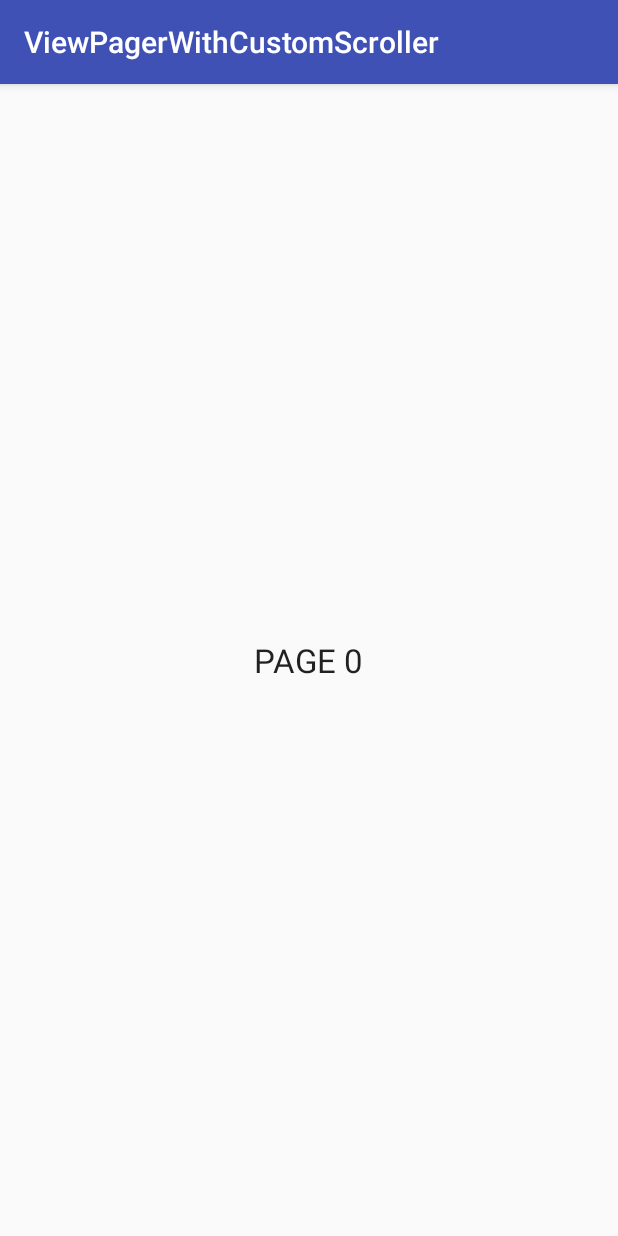
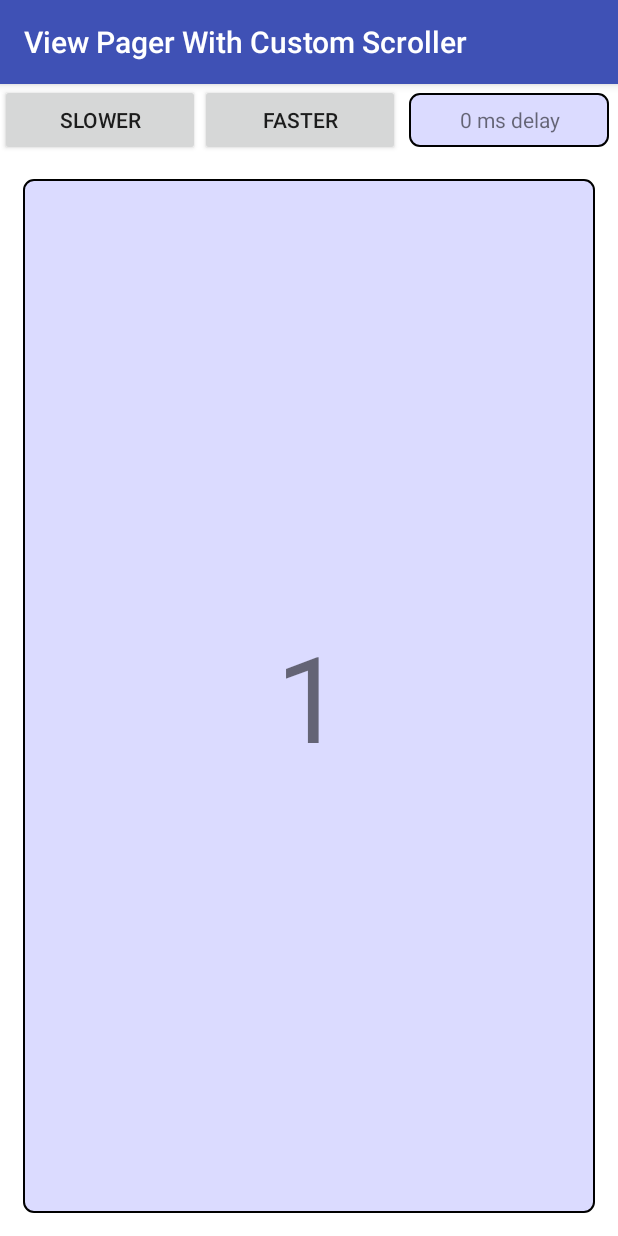
Before and after one commit to AntonioCappiello/view-pager-with-custom-scroller, an Android app: the screen it shows after launch (MainActivity), on a phone screen of 412 x 824 dp. Run offline under Robolectric (Android 15) with nearby library versions, the phone set to English and light mode, and no system bars.

Commit message:
Added buttons to control the speed of the animation

```diff
--- a/app/src/main/java/antoniocappiello/com/viewpagerwithcustomscroller/CustomScroller.java
+++ b/app/src/main/java/antoniocappiello/com/viewpagerwithcustomscroller/CustomScroller.java
@@ -1,7 +1,10 @@
-package antoniocappiello.com.viewpagerwithcustomscroller;/*
- * Created by a.cappiello on 23-10-2015 - 15:53.
- * Copyright (c) 2015. Coolblue. All rights reserved.
+/*
+ * Copyright (c) 2015. Antonio Cappiello
+ * www.antoniocappiello.com
  */
+
+package antoniocappiello.com.viewpagerwithcustomscroller;
+
 
 import android.content.Context;
 import android.view.animation.Interpolator;
@@ -9,6 +12,8 @@ import android.widget.Scroller;
 
 public class CustomScroller extends Scroller {
 
+    private static final int MIN = 0;
+    private static final int MAX = 3000;
     private int mDuration = 0;
 
     public CustomScroller(Context context, Interpolator interpolator, int duration) {
@@ -21,4 +26,20 @@ public class CustomScroller extends Scroller {
         // Ignore received duration, use fixed one instead
         super.startScroll(startX, startY, dx, dy, mDuration);
     }
+
+    public int getCustomDuration() {
+        return mDuration;
+    }
+
+    public void setCustomDuration(int customDuration) {
+        if(customDuration <= MIN) {
+            mDuration = MIN;
+        }
+        else if (customDuration >= MAX) {
+            mDuration = MAX;
+        }
+        else {
+            mDuration = customDuration;
+        }
+    }
 }
--- a/app/src/main/java/antoniocappiello/com/viewpagerwithcustomscroller/DemoPageFragment.java
+++ b/app/src/main/java/antoniocappiello/com/viewpagerwithcustomscroller/DemoPageFragment.java
@@ -1,7 +1,11 @@
-package antoniocappiello.com.viewpagerwithcustomscroller;/*
- * Created by a.cappiello on 23-10-2015 - 16:26.
- * Copyright (c) 2015. Coolblue. All rights reserved.
+/*
+ * Copyright (c) 2015. Antonio Cappiello
+ * www.antoniocappiello.com
  */
+
+package antoniocappiello.com.viewpagerwithcustomscroller;
+
+
 
 import android.os.Bundle;
 import android.support.v4.app.Fragment;
@@ -12,10 +16,16 @@ import android.widget.TextView;
 
 public class DemoPageFragment extends Fragment {
 
-    private final int position;
+    public static final String POSITION = "POSITION";
+    private int position;
 
-    public DemoPageFragment(int position) {
-        this.position = position;
+    public DemoPageFragment() {
+    }
+
+    @Override
+    public void onCreate(Bundle savedInstanceState) {
+        super.onCreate(savedInstanceState);
+        position = getArguments().getInt(POSITION);
     }
 
     @Override
@@ -24,7 +34,7 @@ public class DemoPageFragment extends Fragment {
         // Inflate the layout for this fragment
         View view = inflater.inflate(R.layout.demo_page_fragment, container, false);
         TextView pagePositionTextView = (TextView) view.findViewById(R.id.page_position);
-        pagePositionTextView.setText("PAGE " + position);
+        pagePositionTextView.setText("" + position);
         return view;
 
     }
--- a/app/src/main/java/antoniocappiello/com/viewpagerwithcustomscroller/DemoPagerAdapter.java
+++ b/app/src/main/java/antoniocappiello/com/viewpagerwithcustomscroller/DemoPagerAdapter.java
@@ -1,15 +1,20 @@
-package antoniocappiello.com.viewpagerwithcustomscroller;/*
- * Created by a.cappiello on 23-10-2015 - 16:23.
- * Copyright (c) 2015. Coolblue. All rights reserved.
+/*
+ * Copyright (c) 2015. Antonio Cappiello
+ * www.antoniocappiello.com
  */
 
+package antoniocappiello.com.viewpagerwithcustomscroller;
+
+
+
+import android.os.Bundle;
 import android.support.v4.app.Fragment;
 import android.support.v4.app.FragmentManager;
 import android.support.v4.app.FragmentStatePagerAdapter;
 
 public class DemoPagerAdapter extends FragmentStatePagerAdapter {
 
-    private static final int NUM_PAGES = 5; // number of pages for this example
+    private static final int NUM_PAGES = 10; // number of pages for this example
 
     public DemoPagerAdapter(FragmentManager fm) {
         super(fm);
@@ -17,7 +22,11 @@ public class DemoPagerAdapter extends FragmentStatePagerAdapter {
 
     @Override
     public Fragment getItem(int position) {
-        return new DemoPageFragment(position);
+        Bundle extras = new Bundle();
+        extras.putInt(DemoPageFragment.POSITION, position+1);
+        DemoPageFragment fragment = new DemoPageFragment();
+        fragment.setArguments(extras);
+        return fragment;
     }
 
     @Override
--- a/app/src/main/java/antoniocappiello/com/viewpagerwithcustomscroller/MainActivity.java
+++ b/app/src/main/java/antoniocappiello/com/viewpagerwithcustomscroller/MainActivity.java
@@ -1,3 +1,8 @@
+/*
+ * Copyright (c) 2015. Antonio Cappiello
+ * www.antoniocappiello.com
+ */
+
 package antoniocappiello.com.viewpagerwithcustomscroller;
 
 import android.os.Bundle;
@@ -5,15 +10,16 @@ import android.support.v4.view.PagerAdapter;
 import android.support.v4.view.ViewPager;
 import android.support.v7.app.AppCompatActivity;
 import android.support.v7.widget.Toolbar;
-import android.view.Menu;
-import android.view.MenuItem;
+import android.view.View;
 import android.view.animation.LinearInterpolator;
+import android.widget.TextView;
 
 import java.lang.reflect.Field;
 
 public class MainActivity extends AppCompatActivity {
 
-    private static final int SCROLL_DURATION = 600; // time in milliseconds
+    private CustomScroller customScroller;
+    private TextView durationView;
 
     @Override
     protected void onCreate(Bundle savedInstanceState) {
@@ -28,11 +34,13 @@ public class MainActivity extends AppCompatActivity {
         PagerAdapter mAdapter = new DemoPagerAdapter(getSupportFragmentManager());
         mPager.setAdapter(mAdapter);
 
+        durationView = (TextView) findViewById(R.id.duration_view);
+
     }
 
     private void setCustomScrollerToViewPager(ViewPager mPager) {
         try {
-            CustomScroller customScroller = new CustomScroller(this, new LinearInterpolator(), SCROLL_DURATION);
+            customScroller = new CustomScroller(this, new LinearInterpolator(), 0);
             Field mScroller = ViewPager.class.getDeclaredField("mScroller");
             mScroller.setAccessible(true);
             mScroller.set(mPager, customScroller);
@@ -44,25 +52,14 @@ public class MainActivity extends AppCompatActivity {
 
     }
 
-    @Override
-    public boolean onCreateOptionsMenu(Menu menu) {
-        // Inflate the menu; this adds items to the action bar if it is present.
-        getMenuInflater().inflate(R.menu.menu_main, menu);
-        return true;
+    public void addDelay(View view){
+        customScroller.setCustomDuration(customScroller.getCustomDuration() + 100);
+        durationView.setText(customScroller.getCustomDuration() + getString(R.string.delay));
     }
 
-    @Override
-    public boolean onOptionsItemSelected(MenuItem item) {
-        // Handle action bar item clicks here. The action bar will
-        // automatically handle clicks on the Home/Up button, so long
-        // as you specify a parent activity in AndroidManifest.xml.
-        int id = item.getItemId();
+    public void reduceDelay(View view){
+        customScroller.setCustomDuration(customScroller.getCustomDuration() - 100);
+        durationView.setText(customScroller.getCustomDuration() + getString(R.string.delay));
+    }
 
-        //noinspection SimplifiableIfStatement
-        if (id == R.id.action_settings) {
-            return true;
-        }
-
-        return super.onOptionsItemSelected(item);
-    }
 }
--- /dev/null
+++ b/app/src/main/res/drawable/purple_with_borders.xml
@@ -0,0 +1,12 @@
+<?xml version="1.0" encoding="utf-8"?>
+<shape xmlns:android="http://schemas.android.com/apk/res/android">
+
+    <corners android:radius="10px" />
+
+    <solid android:color="#DBDBFF" />
+
+    <stroke
+        android:width="1.5px"
+        android:color="@android:color/black" />
+
+</shape>
--- a/app/src/main/res/layout/content_main.xml
+++ b/app/src/main/res/layout/content_main.xml
@@ -7,10 +7,48 @@
     android:layout_height="match_parent"
     app:layout_behavior="@string/appbar_scrolling_view_behavior"
     tools:showIn="@layout/activity_main"
-    tools:context=".MainActivity">
+    tools:context=".MainActivity"
+    android:background="@android:color/white">
+
+    <LinearLayout
+        android:id="@+id/buttons_bar"
+        android:layout_width="match_parent"
+        android:layout_height="wrap_content"
+        android:orientation="horizontal">
+
+        <Button
+            android:onClick="addDelay"
+            android:layout_width="0dp"
+            android:layout_weight="1"
+            android:layout_height="match_parent"
+            android:text="@string/slower"
+            android:id="@+id/button_plus"/>
+
+        <Button
+            android:onClick="reduceDelay"
+            android:layout_width="0dp"
+            android:layout_weight="1"
+            android:layout_height="wrap_content"
+            android:text="@string/faster"
+            android:id="@+id/button_minus"/>
+
+        <TextView
+            android:layout_width="0dp"
+            android:layout_weight="1"
+            android:layout_height="match_parent"
+            android:textAppearance="?android:attr/textAppearanceSmall"
+            android:text="0 ms delay"
+            android:background="@drawable/purple_with_borders"
+            android:id="@+id/duration_view"
+            android:gravity="center"
+            android:layout_margin="6dp"/>
+
+    </LinearLayout>
 
     <android.support.v4.view.ViewPager
         android:id="@+id/pager"
+        android:layout_below="@id/buttons_bar"
         android:layout_width="fill_parent"
         android:layout_height="fill_parent"/>
+
 </RelativeLayout>
--- a/app/src/main/res/layout/demo_page_fragment.xml
+++ b/app/src/main/res/layout/demo_page_fragment.xml
@@ -1,15 +1,18 @@
 <?xml version="1.0" encoding="utf-8"?>
-<LinearLayout xmlns:android="http://schemas.android.com/apk/res/android"
-              android:orientation="vertical"
-              android:layout_width="match_parent"
-              android:layout_height="match_parent">
+<LinearLayout
+    xmlns:android="http://schemas.android.com/apk/res/android"
+    android:orientation="vertical"
+    android:layout_width="match_parent"
+    android:layout_height="match_parent">
 
 
     <TextView
-        android:layout_width="wrap_content"
+        android:layout_width="match_parent"
         android:layout_height="match_parent"
-        android:textAppearance="?android:attr/textAppearanceLarge"
-        android:text="Large Text"
+        android:layout_margin="15dp"
+        android:background="@drawable/purple_with_borders"
+        android:textSize="80dp"
+        android:text="X"
         android:id="@+id/page_position"
         android:gravity="center"
         android:layout_gravity="center"/>
--- a/app/src/main/res/values/strings.xml
+++ b/app/src/main/res/values/strings.xml
@@ -1,4 +1,6 @@
 <resources>
-    <string name="app_name">ViewPagerWithCustomScroller</string>
-    <string name="action_settings">Settings</string>
+    <string name="app_name">View Pager With Custom Scroller</string>
+    <string name="faster">faster</string>
+    <string name="slower">slower</string>
+    <string name="delay">" ms delay"</string>
 </resources>
```
